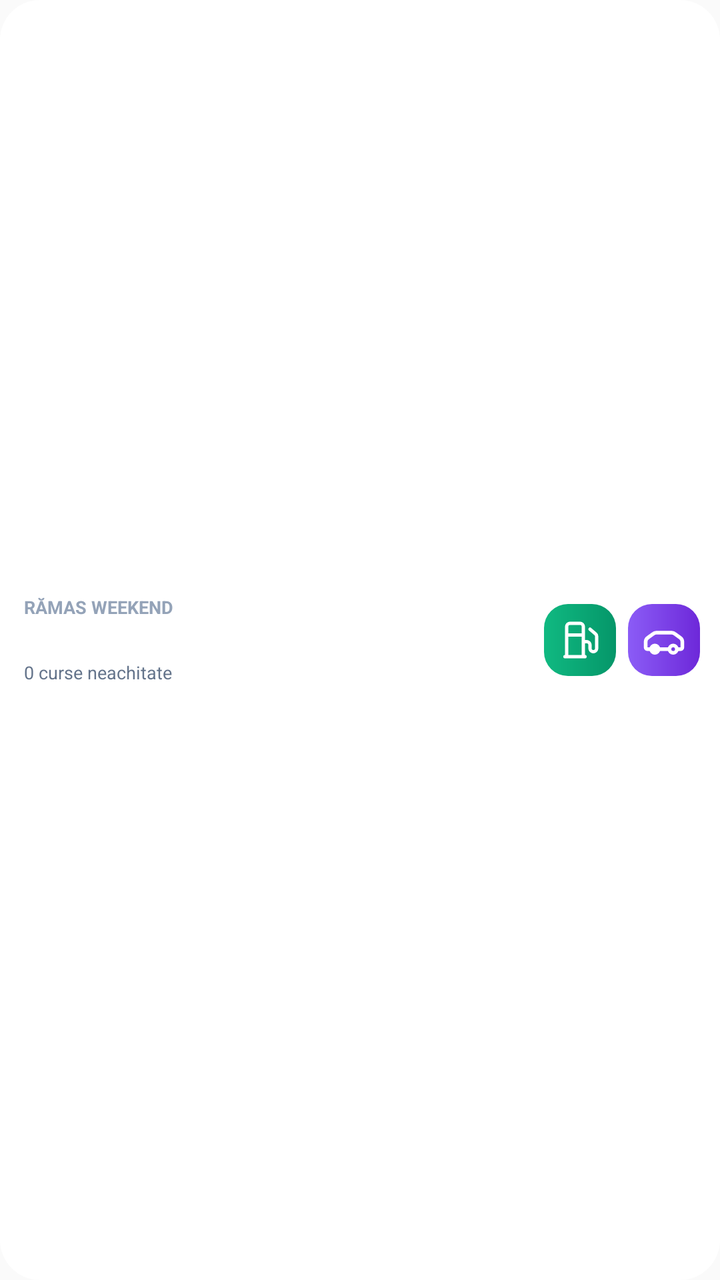
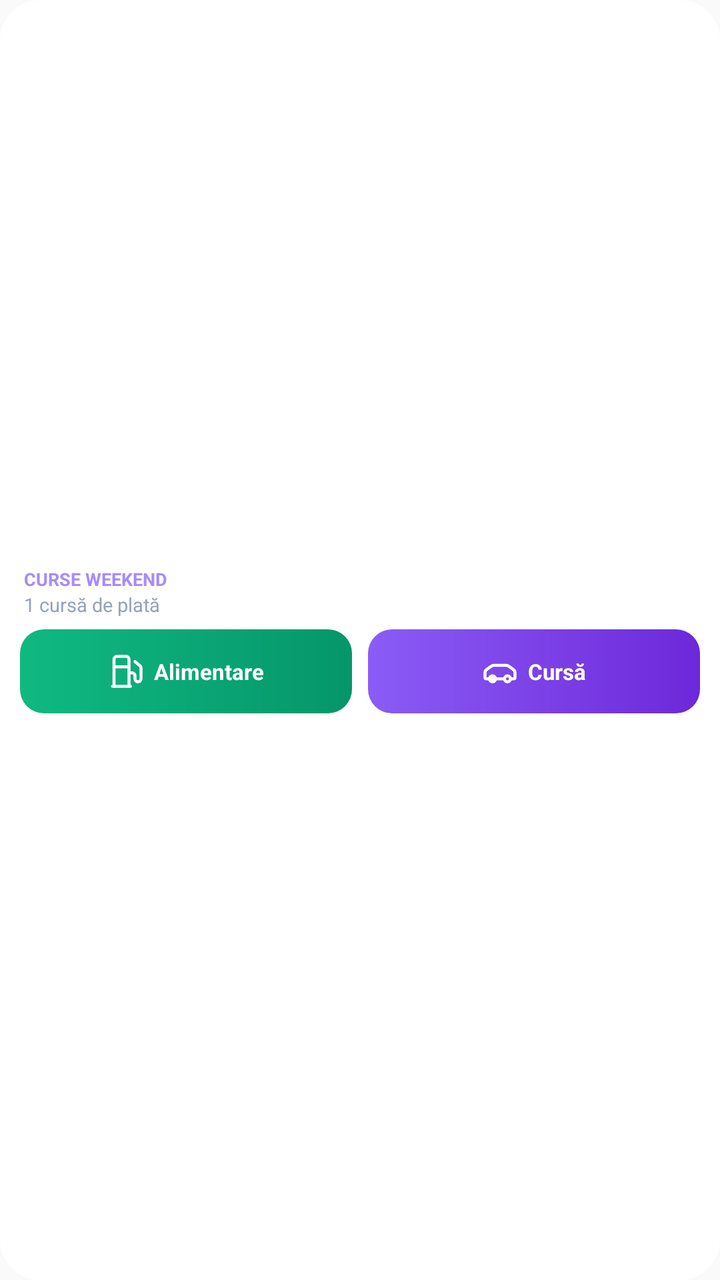

The first picture is an Android layout as it rendered before a commit; the second is the same layout after the commit. The layout source and the unified diff follow.
<!-- AndroidManifest.xml: application theme AppTheme -->
<!-- res/layout/widget_layout_2x1.xml -->
<?xml version="1.0" encoding="utf-8"?>
<FrameLayout xmlns:android="http://schemas.android.com/apk/res/android"
    android:id="@+id/widget_root_2x1"
    android:layout_width="match_parent"
    android:layout_height="match_parent">

    
    <ImageView
        android:id="@+id/widget_bg"
        android:layout_width="match_parent"
        android:layout_height="match_parent"
        android:src="@drawable/widget_rounded_bg"
        android:scaleType="fitXY" />

    
    <LinearLayout
        android:id="@+id/widget_content_container"
        android:layout_width="match_parent"
        android:layout_height="match_parent"
        android:orientation="horizontal"
        android:gravity="center_vertical"
        android:paddingStart="12dp"
        android:paddingEnd="10dp"
        android:paddingTop="6dp"
        android:paddingBottom="6dp">

        
        <LinearLayout
            android:id="@+id/widget_click_info"
            android:layout_width="0dp"
            android:layout_height="wrap_content"
            android:layout_weight="1"
            android:orientation="vertical"
            android:gravity="center_vertical">

            <TextView
                android:id="@+id/widget_label"
                android:layout_width="wrap_content"
                android:layout_height="wrap_content"
                android:text="RĂMAS WEEKEND"
                android:textSize="9sp"
                android:textStyle="bold"
                android:textColor="#94A3B8"
                android:singleLine="true" />

            <TextView
                android:id="@+id/widget_unpaid_amount"
                android:layout_width="wrap_content"
                android:layout_height="wrap_content"
                android:text="0 RON"
                android:textSize="15sp"
                android:textStyle="bold"
                android:textColor="#FFFFFF"
                android:singleLine="true" />

            <TextView
                android:id="@+id/widget_subtext"
                android:layout_width="wrap_content"
                android:layout_height="wrap_content"
                android:text="0 curse neachitate"
                android:textSize="9sp"
                android:textColor="#64748B"
                android:singleLine="true" />
        </LinearLayout>

        
        <LinearLayout
            android:layout_width="wrap_content"
            android:layout_height="wrap_content"
            android:orientation="horizontal"
            android:gravity="center_vertical">

            
            <ImageView
                android:id="@+id/btn_widget_fuel"
                android:layout_width="36dp"
                android:layout_height="36dp"
                android:layout_marginEnd="6dp"
                android:background="@drawable/widget_button_bg_fuel"
                android:src="@drawable/ic_widget_fuel"
                android:padding="8dp"
                android:scaleType="fitCenter"
                android:contentDescription="Adaugă Alimentare" />

            
            <ImageView
                android:id="@+id/btn_widget_trip"
                android:layout_width="36dp"
                android:layout_height="36dp"
                android:background="@drawable/widget_button_bg_trip"
                android:src="@drawable/ic_widget_trip"
                android:padding="7dp"
                android:scaleType="fitCenter"
                android:contentDescription="Adaugă Cursă Weekend" />
        </LinearLayout>

    </LinearLayout>

</FrameLayout>
<!-- resources referenced by this layout -->
<resources>
  <!-- drawable ic_widget_fuel (drawable) -->
  <vector xmlns:android="http://schemas.android.com/apk/res/android"
      android:width="24dp"
      android:height="24dp"
      android:viewportWidth="24"
      android:viewportHeight="24">
    <path
        android:fillColor="#00000000"
        android:pathData="M3,22h12M4,9h10M4,22V4a2,2 0,0 1,2 -2h6a2,2 0,0 1,2 2v18M14,13h2a2,2 0,0 1,2 2v2a2,2 0,0 0,2 2h0a2,2 0,0 0,2 -2V9.83a2,2 0,0 0,-0.59 -1.42L18,5.5"
        android:strokeWidth="2"
        android:strokeColor="#FFFFFF"
        android:strokeLineCap="round"
        android:strokeLineJoin="round"/>
  </vector>
  <!-- drawable ic_widget_trip (drawable) -->
  <vector xmlns:android="http://schemas.android.com/apk/res/android"
      android:width="24dp"
      android:height="24dp"
      android:viewportWidth="24"
      android:viewportHeight="24">
    <path
        android:fillColor="#00000000"
        android:pathData="M19,17h2c0.6,0 1,-0.4 1,-1v-3c0,-0.9 -0.4,-1.7 -1.1,-2.2l-2.9,-2.1A3,3 0,0 0,16.2 8H7.8A3,3 0,0 0,6 8.7L3.1,10.8C2.4,11.3 2,12.1 2,13v3c0,0.6 0.4,1 1,1h2M7,17m-2,0a2,2 0,1 0,4 0a2,2 0,1 0,-4 0M17,17m-2,0a2,2 0,1 0,4 0a2,2 0,1 0,-4 0M5,17h10"
        android:strokeWidth="2"
        android:strokeColor="#FFFFFF"
        android:strokeLineCap="round"
        android:strokeLineJoin="round"/>
  </vector>
  <!-- drawable widget_button_bg_fuel (drawable) -->
  <?xml version="1.0" encoding="utf-8"?>
  <shape xmlns:android="http://schemas.android.com/apk/res/android"
      android:shape="rectangle">
      <corners android:radius="12dp" />
      <gradient
          android:angle="0"
          android:startColor="#10B981"
          android:endColor="#059669"
          android:type="linear" />
  </shape>
  <!-- drawable widget_button_bg_trip (drawable) -->
  <?xml version="1.0" encoding="utf-8"?>
  <shape xmlns:android="http://schemas.android.com/apk/res/android"
      android:shape="rectangle">
      <corners android:radius="12dp" />
      <gradient
          android:angle="0"
          android:startColor="#8B5CF6"
          android:endColor="#6D28D9"
          android:type="linear" />
  </shape>
  <!-- drawable widget_rounded_bg (drawable) -->
  <?xml version="1.0" encoding="utf-8"?>
  <shape xmlns:android="http://schemas.android.com/apk/res/android"
      android:shape="rectangle">
      <corners android:radius="20dp" />
      <solid android:color="#FFFFFF" />
  </shape>
  <style name="AppTheme" parent="Theme.AppCompat.Light.DarkActionBar">
          
          <item name="colorPrimary">@color/colorPrimary</item>
          <item name="colorPrimaryDark">@color/colorPrimaryDark</item>
          <item name="colorAccent">@color/colorAccent</item>
      </style>
</resources>

<!-- the commit's change to res/layout/widget_layout_2x1.xml (unified diff, before → after) -->
@@ -17,81 +17,131 @@
         android:id="@+id/widget_content_container"
         android:layout_width="match_parent"
         android:layout_height="match_parent"
-        android:orientation="horizontal"
-        android:gravity="center_vertical"
-        android:paddingStart="12dp"
+        android:orientation="vertical"
+        android:gravity="center"
+        android:paddingStart="10dp"
         android:paddingEnd="10dp"
-        android:paddingTop="6dp"
-        android:paddingBottom="6dp">
+        android:paddingTop="8dp"
+        android:paddingBottom="8dp">
 
         
         <LinearLayout
             android:id="@+id/widget_click_info"
-            android:layout_width="0dp"
+            android:layout_width="match_parent"
             android:layout_height="wrap_content"
-            android:layout_weight="1"
-            android:orientation="vertical"
-            android:gravity="center_vertical">
+            android:orientation="horizontal"
+            android:gravity="center_vertical"
+            android:paddingStart="2dp"
+            android:paddingEnd="2dp"
+            android:layout_marginBottom="6dp">
 
-            <TextView
-                android:id="@+id/widget_label"
-                android:layout_width="wrap_content"
+            <LinearLayout
+                android:layout_width="0dp"
                 android:layout_height="wrap_content"
-                android:text="RĂMAS WEEKEND"
-                android:textSize="9sp"
-                android:textStyle="bold"
-                android:textColor="#94A3B8"
-                android:singleLine="true" />
+                android:layout_weight="1"
+                android:orientation="vertical">
 
+                <TextView
+                    android:id="@+id/widget_label"
+                    android:layout_width="wrap_content"
+                    android:layout_height="wrap_content"
+                    android:text="CURSE WEEKEND"
+                    android:textSize="9sp"
+                    android:textStyle="bold"
+                    android:textColor="#A78BFA"
+                    android:singleLine="true" />
+
+                <TextView
+                    android:id="@+id/widget_subtext"
+                    android:layout_width="wrap_content"
+                    android:layout_height="wrap_content"
+                    android:text="1 cursă de plată"
+                    android:textSize="9.5sp"
+                    android:textColor="#94A3B8"
+                    android:singleLine="true" />
+            </LinearLayout>
+
+            
             <TextView
                 android:id="@+id/widget_unpaid_amount"
                 android:layout_width="wrap_content"
                 android:layout_height="wrap_content"
-                android:text="0 RON"
-                android:textSize="15sp"
+                android:text="0,00 RON"
+                android:textSize="17sp"
                 android:textStyle="bold"
                 android:textColor="#FFFFFF"
-                android:singleLine="true" />
-
-            <TextView
-                android:id="@+id/widget_subtext"
-                android:layout_width="wrap_content"
-                android:layout_height="wrap_content"
-                android:text="0 curse neachitate"
-                android:textSize="9sp"
-                android:textColor="#64748B"
-                android:singleLine="true" />
+                android:singleLine="true"
+                android:gravity="end" />
         </LinearLayout>
 
         
         <LinearLayout
-            android:layout_width="wrap_content"
-            android:layout_height="wrap_content"
-            android:orientation="horizontal"
-            android:gravity="center_vertical">
+            android:layout_width="match_parent"
+            android:layout_height="42dp"
+            android:orientation="horizontal">
 
             
-            <ImageView
+            <LinearLayout
                 android:id="@+id/btn_widget_fuel"
-                android:layout_width="36dp"
-                android:layout_height="36dp"
-                android:layout_marginEnd="6dp"
+                android:layout_width="0dp"
+                android:layout_height="match_parent"
+                android:layout_weight="1"
+                android:layout_marginEnd="4dp"
                 android:background="@drawable/widget_button_bg_fuel"
-                android:src="@drawable/ic_widget_fuel"
-                android:padding="8dp"
-                android:scaleType="fitCenter"
-                android:contentDescription="Adaugă Alimentare" />
+                android:orientation="horizontal"
+                android:gravity="center"
+                android:paddingStart="6dp"
+                android:paddingEnd="6dp">
+
+                <ImageView
+                    android:layout_width="18dp"
+                    android:layout_height="18dp"
+                    android:src="@drawable/ic_widget_fuel"
+                    android:scaleType="fitCenter" />
+
+                <TextView
+                    android:id="@+id/btn_fuel_text"
+                    android:layout_width="wrap_content"
+                    android:layout_height="wrap_content"
+                    android:layout_marginStart="5dp"
+                    android:text="Alimentare"
+                    android:textSize="11sp"
+                    android:textStyle="bold"
+                    android:textColor="#FFFFFF"
+                    android:singleLine="true" />
+            </LinearLayout>
 
             
-            <ImageView
+            <LinearLayout
                 android:id="@+id/btn_widget_trip"
-                android:layout_width="36dp"
-                android:layout_height="36dp"
+                android:layout_width="0dp"
+                android:layout_height="match_parent"
+                android:layout_weight="1"
+                android:layout_marginStart="4dp"
                 android:background="@drawable/widget_button_bg_trip"
-                android:src="@drawable/ic_widget_trip"
-                android:padding="7dp"
-                android:scaleType="fitCenter"
-                android:contentDescription="Adaugă Cursă Weekend" />
+                android:orientation="horizontal"
+                android:gravity="center"
+                android:paddingStart="6dp"
+                android:paddingEnd="6dp">
+
+                <ImageView
+                    android:layout_width="18dp"
+                    android:layout_height="18dp"
+                    android:src="@drawable/ic_widget_trip"
+                    android:scaleType="fitCenter" />
+
+                <TextView
+                    android:id="@+id/btn_trip_text"
+                    android:layout_width="wrap_content"
+                    android:layout_height="wrap_content"
+                    android:layout_marginStart="5dp"
+                    android:text="Cursă"
+                    android:textSize="11sp"
+                    android:textStyle="bold"
+                    android:textColor="#FFFFFF"
+                    android:singleLine="true" />
+            </LinearLayout>
+
         </LinearLayout>
 
     </LinearLayout>
